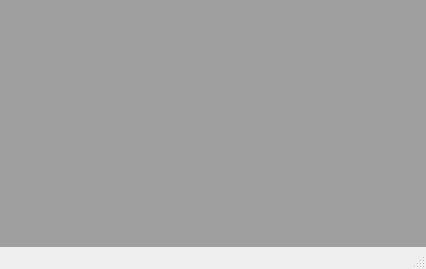
Old version of the form view/VSdebugger.ui in the repository ukyouz/Visual-Studio-Debug-Tools.
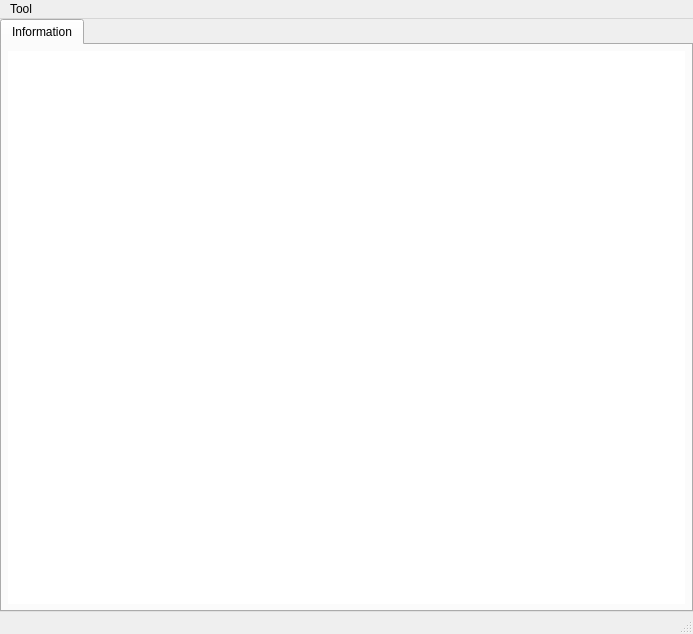
New version of the form.

```diff
--- a/view/VSdebugger.ui
+++ b/view/VSdebugger.ui
@@ -6,8 +6,8 @@
    <rect>
     <x>0</x>
     <y>0</y>
-    <width>426</width>
-    <height>269</height>
+    <width>693</width>
+    <height>634</height>
    </rect>
   </property>
   <property name="windowTitle">
@@ -28,7 +28,34 @@
      <number>0</number>
     </property>
     <item>
-     <widget class="QMdiArea" name="mdiArea"/>
+     <widget class="QTabWidget" name="tabWidget">
+      <widget class="QWidget" name="tab">
+       <attribute name="title">
+        <string>Information</string>
+       </attribute>
+       <layout class="QVBoxLayout" name="verticalLayout">
+        <property name="leftMargin">
+         <number>6</number>
+        </property>
+        <property name="topMargin">
+         <number>6</number>
+        </property>
+        <property name="rightMargin">
+         <number>6</number>
+        </property>
+        <property name="bottomMargin">
+         <number>6</number>
+        </property>
+        <item>
+         <widget class="QTableView" name="tableView">
+          <property name="frameShape">
+           <enum>QFrame::NoFrame</enum>
+          </property>
+         </widget>
+        </item>
+       </layout>
+      </widget>
+     </widget>
     </item>
    </layout>
   </widget>
@@ -37,10 +64,17 @@
     <rect>
      <x>0</x>
      <y>0</y>
-     <width>426</width>
+     <width>693</width>
      <height>22</height>
     </rect>
    </property>
+   <widget class="QMenu" name="menuTool">
+    <property name="title">
+     <string>Tool</string>
+    </property>
+    <addaction name="actionQuit"/>
+   </widget>
+   <addaction name="menuTool"/>
   </widget>
   <widget class="QStatusBar" name="statusbar"/>
  </widget>
```
Left out of the diff: 29 changed lines with no effect on the pictures.
